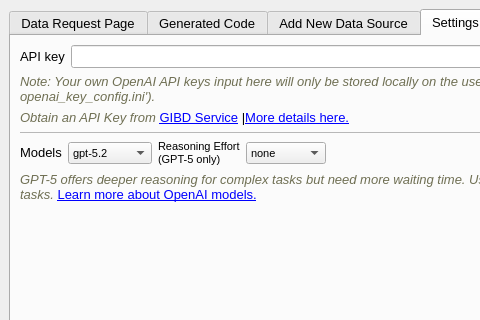
Old version of the form AGGRA_dockwidget_base.ui in the repository Teakinboyewa/AutonomousGIS_GeodataRetrieverAgent; both pictures show x 0 to 480 and y 0 to 320 of the 778 by 842 pixel window.
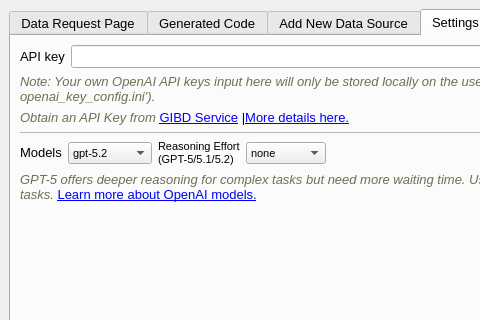
New version of the form. Icons and pictures are not drawn. Custom widgets are drawn as their Qt base class.

What changed in the file:
```diff
--- a/AGGRA_dockwidget_base.ui
+++ b/AGGRA_dockwidget_base.ui
@@ -1040,7 +1040,7 @@
              <set>Qt::ImhNone</set>
             </property>
             <property name="text">
-             <string>&lt;html&gt;&lt;head/&gt;&lt;body&gt;&lt;p&gt;Reasoning Effort (GPT-5 only)&lt;/p&gt;&lt;/body&gt;&lt;/html&gt;</string>
+             <string>&lt;html&gt;&lt;head/&gt;&lt;body&gt;&lt;p&gt;Reasoning Effort (GPT-5/5.1/5.2)&lt;/p&gt;&lt;/body&gt;&lt;/html&gt;</string>
             </property>
             <property name="wordWrap">
              <bool>true</bool>
```
